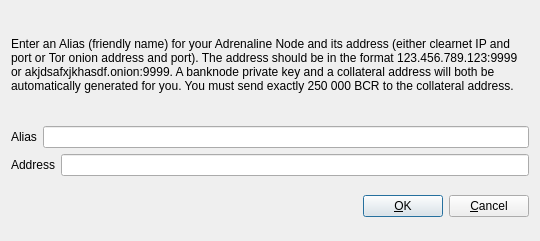
This is src/qt/forms/addeditadrenalinenode.ui in thelonecrouton/bitcredit as Qt 5 draws it before an edit. The edited form follows.
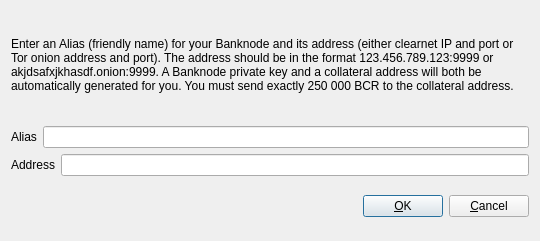
This is the edited form.

Commit message: couple of Adrenaline Node -> Banknode changes

The edit to the form file:
```diff
--- a/src/qt/forms/addeditadrenalinenode.ui
+++ b/src/qt/forms/addeditadrenalinenode.ui
@@ -34,7 +34,7 @@
         </sizepolicy>
        </property>
        <property name="text">
-        <string>&lt;html&gt;&lt;head/&gt;&lt;body&gt;&lt;p&gt;Enter an Alias (friendly name) for your Adrenaline Node and its address (either clearnet IP and port or Tor onion address and port). The address should be in the format 123.456.789.123:9999 or akjdsafxjkhasdf.onion:9999. A banknode private key and a collateral address will both be automatically generated for you. You must send exactly 250 000 BCR to the collateral address.&lt;/p&gt;&lt;/body&gt;&lt;/html&gt;</string>
+        <string>&lt;html&gt;&lt;head/&gt;&lt;body&gt;&lt;p&gt;Enter an Alias (friendly name) for your Banknode and its address (either clearnet IP and port or Tor onion address and port). The address should be in the format 123.456.789.123:9999 or akjdsafxjkhasdf.onion:9999. A Banknode private key and a collateral address will both be automatically generated for you. You must send exactly 250 000 BCR to the collateral address.&lt;/p&gt;&lt;/body&gt;&lt;/html&gt;</string>
        </property>
        <property name="wordWrap">
         <bool>true</bool>
```
Left out of the diff: 2 changed lines with no effect on the pictures. The commit also changes 2 other files.
